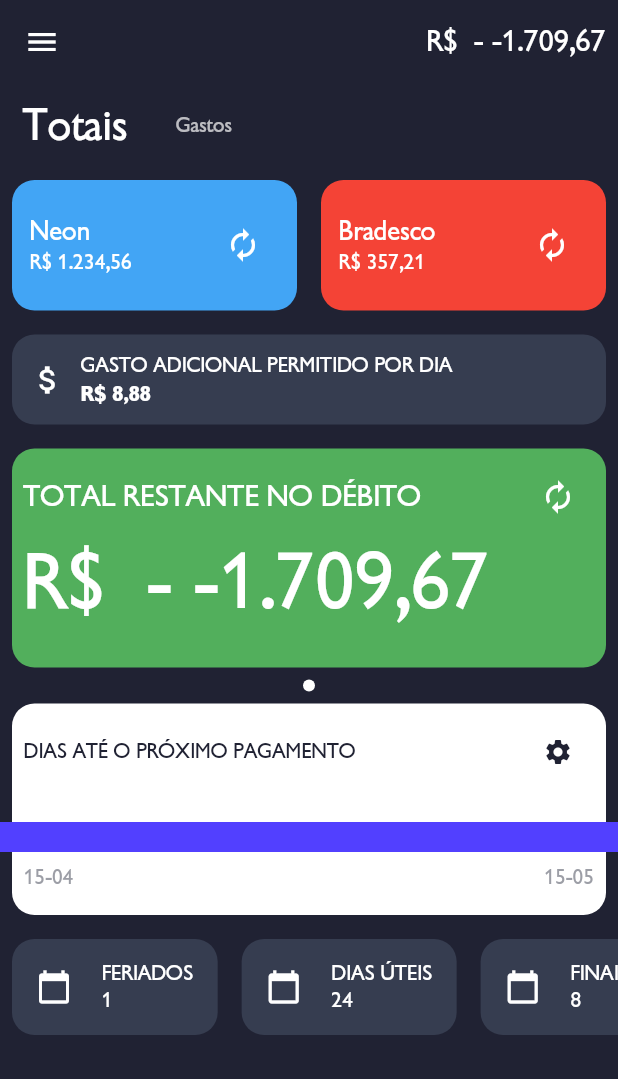
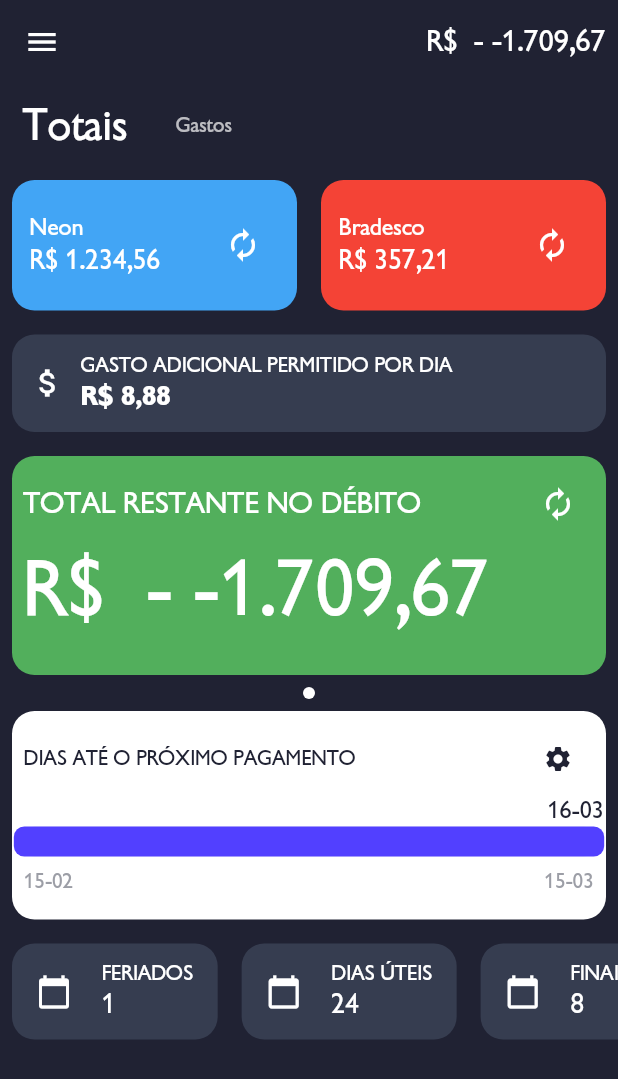
Before and after one commit to louis-kevin/financial-app, a Flutter app: the HomePage screen opened by its route, on a phone screen of 412 x 824 dp. Shown: the top 1079 px of the screen. Run offline on Flutter 3.47's test engine with Material 2 defaults, Android fonts, the phone set to English and light mode, and no system bars; our stand-ins replace carousel_slider, dio, event_bus, extended_masked_text, flutter_colorpicker, flutter_dotenv and 5 more; accounts and stored records are empty.

Commit message:
fixes in general

```diff
--- a/lib/config.dart
+++ b/lib/config.dart
@@ -3,10 +3,9 @@ import 'package:flutter_dotenv/flutter_dotenv.dart' as DotEnv;
 enum Env { production, development, test, staging }
 
 class Config {
-  static Config _instance;
+  static final Config _instance = Config._internalConstructor();
 
   factory Config() {
-    _instance ??= Config._internalConstructor();
     return _instance;
   }
 
--- a/lib/locale/messages/messages_pt-br.dart
+++ b/lib/locale/messages/messages_pt-br.dart
@@ -41,7 +41,7 @@ var money = {
 
 var settingsPage = {
   SettingsPageTextKeys.btnNext: 'PRÓXIMO',
-  SettingsPageTextKeys.firstTitle: 'Vamos no  conhecer',
+  SettingsPageTextKeys.firstTitle: 'Vamos nos conhecer',
   SettingsPageTextKeys.firstSubtitle:
       'Qual dia você geralmente recebe seu salário?',
   SettingsPageTextKeys.selectionWorkDay: 'dia útil',
--- a/lib/models/dashboard_model.dart
+++ b/lib/models/dashboard_model.dart
@@ -1,7 +1,7 @@
 import 'package:financialapp/locale/locale_i18n.dart';
 
 class DashboardModel {
-  double additionalPerDay;
+  double overheadPerDay;
   double totalRemainingDebit;
   DateTime lastPayment;
   DateTime nextPayment;
@@ -9,7 +9,7 @@ class DashboardModel {
   int businessDays;
   int weekendDays;
 
-  String get additionalPerDayMonetized => additionalPerDay.monetize;
+  String get overheadPerDayMonetized => overheadPerDay.monetize;
   String get totalRemainingDebitMonetized => totalRemainingDebit.monetize;
 
   String get lastPaymentFormatted => lastPayment.dateLocalized;
@@ -19,12 +19,11 @@ class DashboardModel {
   double get percentageUntilIncome {
     int a = lastPayment.difference(DateTime.now()).inDays;
     int b = lastPayment.difference(nextPayment).inDays;
-
     return (a / b).toDouble();
   }
 
   DashboardModel.fromJson(Map<String, dynamic> json) {
-    this.additionalPerDay = double.parse(json['additional_per_day'].toString());
+    this.overheadPerDay = double.parse(json['overhead_per_day'].toString());
     this.totalRemainingDebit =
         double.parse(json['total_remaining_debit'].toString());
     this.lastPayment = DateTime.parse(json['last_payment']);
--- a/lib/pages/accountMoneyUpdate/account_amount_field.dart
+++ b/lib/pages/accountMoneyUpdate/account_amount_field.dart
@@ -22,7 +22,7 @@ class AccountAmountField extends StatelessWidget {
             Expanded(
               child: AmountInput(
                 context,
-                value: account.amount,
+                value: account?.amount ?? 0,
                 name: account.id.toString(),
                 decoration: InputDecoration(),
               ),
--- a/lib/pages/home/summary/money_per_day_card.dart
+++ b/lib/pages/home/summary/money_per_day_card.dart
@@ -34,7 +34,7 @@ class MoneyPerDayCard extends StatelessWidget {
               Consumer<DashboardState>(
                 builder: (_, state, __) {
                   return SubtitleText(
-                    state.dashboard?.additionalPerDayMonetized ?? '',
+                    state.dashboard?.overheadPerDayMonetized ?? '',
                     style: TextStyle(
                       color: Colors.white,
                       fontWeight: FontWeight.bold,
--- a/lib/pages/menu/menu_page.dart
+++ b/lib/pages/menu/menu_page.dart
@@ -22,7 +22,7 @@ class MenuPage extends StatelessWidget {
     Navigator.of(context).pushNamed(RouterManager.SETTINGS);
   }
 
-  goToWelcomePage(context) {
+  void goToWelcomePage(context) {
     Notifier()..fire(Logout());
   }
 
@@ -46,8 +46,8 @@ class MenuPage extends StatelessWidget {
                       padding: const EdgeInsets.all(8.0),
                       child: CircleAvatar(),
                     ),
-                    Display1Text(authState.user.name),
-                    SubheadText(authState.user.email)
+                    Display1Text(authState.user?.name ?? ''),
+                    SubheadText(authState.user?.email ?? '')
                   ],
                 ),
               ),
--- a/lib/pages/settings/settings_last_step_page.dart
+++ b/lib/pages/settings/settings_last_step_page.dart
@@ -16,7 +16,6 @@ class SettingsLastStepPage extends StatelessWidget {
   nextPage(BuildContext context, bool workInWHolidays) {
     userConfig.workInHolidays = workInWHolidays;
     var state = Provider.of<AuthState>(context, listen: false);
-    print(state.user);
     state.updateSettings(userConfig);
 
     if (state.hasErrors) return;
--- a/lib/pages/settings/settings_page.dart
+++ b/lib/pages/settings/settings_page.dart
@@ -67,8 +67,6 @@ class _SettingsPageState extends State<SettingsPage> {
   @override
   Widget build(BuildContext context) {
     var authState = Provider.of<AuthState>(context);
-
-    print(authState.logged);
 
     if (authState.user?.config != null) {
       userConfig = authState.user.config;
--- a/lib/routes/navigator.dart
+++ b/lib/routes/navigator.dart
@@ -50,11 +50,11 @@ class NavigatorSingleton {
   }
 
   handleContentNotFound(event) async {
-    await this.key.currentState.pushReplacementNamed(RouterManager.HOME);
+    await this.key.currentState?.pushReplacementNamed(RouterManager.HOME);
   }
 
   pushReplacementNamed(String name, {arguments}) {
-    return this.key.currentState.pushNamedAndRemoveUntil(
+    return this.key.currentState?.pushNamedAndRemoveUntil(
           name,
           (Route<dynamic> route) => false,
           arguments: arguments,
--- a/lib/services/dashboard_service.dart
+++ b/lib/services/dashboard_service.dart
@@ -2,10 +2,10 @@ import 'package:dio/dio.dart';
 import 'package:financialapp/services/base_service.dart';
 
 var dashboard = {
-  'additional_per_day': 8.88,
+  'overhead_per_day': 8.88,
   'total_remaining_debit': 1234.56,
-  'last_payment': '2020-04-15',
-  'next_payment': '2020-05-15',
+  'last_payment': '2021-02-15',
+  'next_payment': '2021-03-15',
   'holidays': 1,
   'business_days': 24,
   'weekend_days': 8
--- a/lib/shared/inputs/amount_input.dart
+++ b/lib/shared/inputs/amount_input.dart
@@ -31,7 +31,6 @@ class AmountInput extends FormBuilderTextField {
                 leftSymbol: MoneyTextKeys.leftSymbol.i18n,
                 initialValue: value ?? 0,
               ),
-          initialValue: value?.toString() ?? 0.toString(),
           keyboardType: TextInputType.number,
           textAlign: TextAlign.start,
           valueTransformer: (value) {
--- a/lib/theme.dart
+++ b/lib/theme.dart
@@ -9,12 +9,12 @@ class DefaultColors {
 }
 
 var textTheme = TextTheme(
-  headline1: TextStyle(fontSize: 52, color: Colors.white),
-  headline2: TextStyle(fontSize: 40, color: Colors.white),
-  headline3: TextStyle(fontSize: 29, color: Colors.white),
-  headline4: TextStyle(fontSize: 24, color: Colors.white),
-  headline5: TextStyle(fontSize: 20, color: DefaultColors.subtitleColor),
-  subtitle1: TextStyle(fontSize: 18, color: DefaultColors.subtitleColor),
+  display4: TextStyle(fontSize: 52, color: Colors.white),
+  display3: TextStyle(fontSize: 40, color: Colors.white),
+  display2: TextStyle(fontSize: 29, color: Colors.white),
+  display1: TextStyle(fontSize: 24, color: Colors.white),
+  headline: TextStyle(fontSize: 20, color: DefaultColors.subtitleColor),
+  subtitle: TextStyle(fontSize: 18, color: DefaultColors.subtitleColor),
   subhead: TextStyle(fontSize: 16, color: DefaultColors.subtitleColor),
   body2: TextStyle(fontSize: 14, color: DefaultColors.subtitleColor),
 );
```
Also changed, not shown: lib/services/auth_service.dart (+17 -8 lines), lib/services/base_service.dart (+15 -11 lines), lib/states/auth_state.dart (+9 -14 lines).
